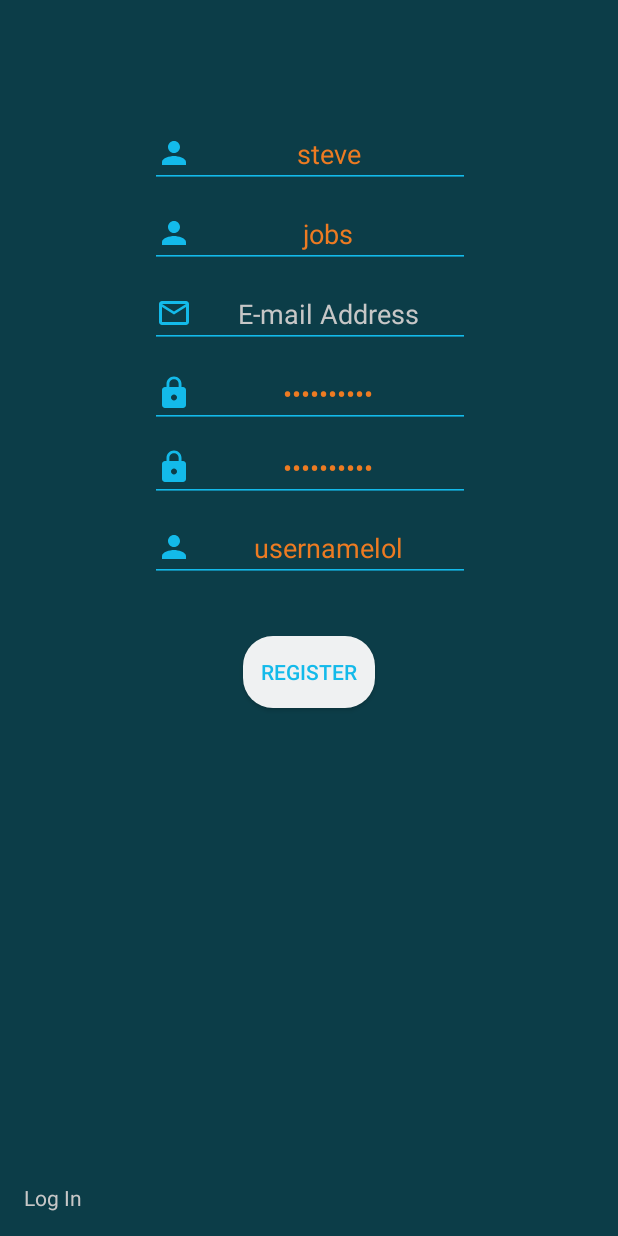
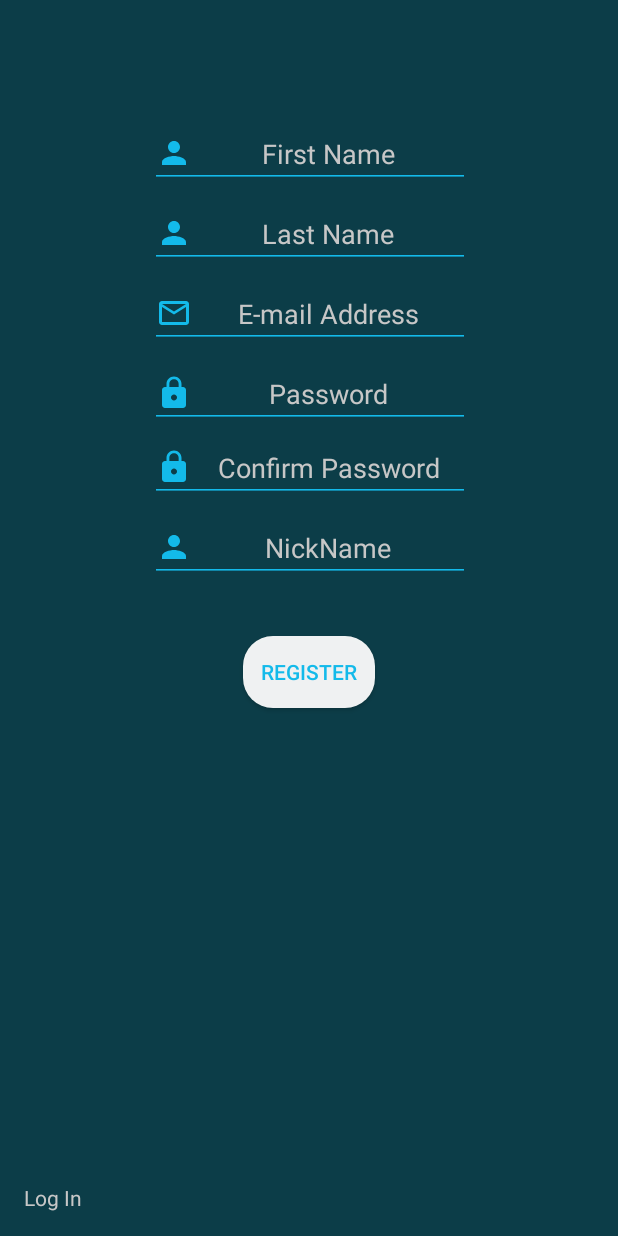
Before and after one commit to ethanwc/Group-4-TCSS-450, an Android app: the screen it shows after launch (MainActivity), after a tap on "New User?", on a phone screen of 412 x 824 dp. Run offline under Robolectric (Android 15) with nearby library versions, the phone set to English and light mode, and no system bars; 1 other tap on this screen came first.

Commit message:
ui refactor

```diff
--- a/Wessenger/app/src/main/res/layout/fragment_login.xml
+++ b/Wessenger/app/src/main/res/layout/fragment_login.xml
@@ -32,7 +32,6 @@
         android:gravity="center_horizontal"
         android:hint="@string/login_emailHint"
         android:inputType="textEmailAddress"
-        android:text="steve@dead.com"
         app:layout_constraintEnd_toEndOf="parent"
 
         app:layout_constraintStart_toStartOf="parent"
@@ -50,7 +49,6 @@
         android:gravity="center_horizontal"
         android:hint="@string/login_passwordHint"
         android:inputType="textPassword"
-        android:text="password"
         app:layout_constraintEnd_toEndOf="parent"
         app:layout_constraintStart_toStartOf="parent"
         app:layout_constraintTop_toBottomOf="@+id/edittext_login_email" />
--- a/Wessenger/app/src/main/res/layout/fragment_new_user.xml
+++ b/Wessenger/app/src/main/res/layout/fragment_new_user.xml
@@ -35,7 +35,6 @@
         android:gravity="center_horizontal"
         android:hint="@string/login_passwordHint"
         android:inputType="textPassword"
-        android:text="Password!2"
         app:layout_constraintEnd_toEndOf="parent"
         app:layout_constraintHorizontal_bias="0.502"
         app:layout_constraintStart_toStartOf="parent"
@@ -49,9 +48,8 @@
         android:drawableStart="@drawable/ic_lock_blue_24dp"
         android:ems="10"
         android:gravity="center_horizontal"
-        android:hint="@string/login_passwordHint"
+        android:hint="@string/login_password_confirmHint"
         android:inputType="textPassword"
-        android:text="Password!2"
         app:layout_constraintEnd_toEndOf="parent"
         app:layout_constraintHorizontal_bias="0.502"
         app:layout_constraintStart_toStartOf="parent"
@@ -68,7 +66,6 @@
         android:gravity="center_horizontal"
         android:hint="@string/new_user_first_name"
         android:inputType="textPersonName"
-        android:text="steve"
         app:layout_constraintEnd_toEndOf="parent"
         app:layout_constraintHorizontal_bias="0.502"
         app:layout_constraintStart_toStartOf="parent"
@@ -86,7 +83,6 @@
         android:gravity="center_horizontal"
         android:hint="@string/new_user_last_name"
         android:inputType="textPersonName"
-        android:text="jobs"
         app:layout_constraintEnd_toEndOf="parent"
         app:layout_constraintHorizontal_bias="0.503"
         app:layout_constraintStart_toStartOf="parent"
@@ -104,7 +100,6 @@
         android:gravity="center_horizontal"
         android:hint="@string/new_user_nickname"
         android:inputType="textPersonName"
-        android:text="usernamelol"
         app:layout_constraintEnd_toEndOf="parent"
         app:layout_constraintStart_toStartOf="parent"
         app:layout_constraintTop_toBottomOf="@+id/edittext_newuser_password2" />
--- a/Wessenger/app/src/main/res/values/strings.xml
+++ b/Wessenger/app/src/main/res/values/strings.xml
@@ -6,6 +6,7 @@
 
     <string name="login_emailHint">E-mail Address</string>
     <string name="login_passwordHint">Password</string>
+    <string name="login_password_confirmHint">Confirm Password</string>
     <string name="login_signIn">Sign In</string>
     <string name="login_newUser">New User?</string>
     <string name="login_help">Help?</string>
```
